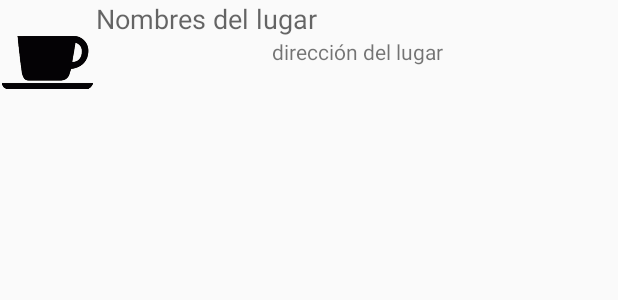
After one commit to FreakDroid/AdroidMisLugares, an Android app: the layout elemento_lista.xml on its own in the app's theme, with its tools: preview values and no code run, on a phone screen of 412 x 824 dp. The commit adds this screen. Shown: the top 300 px of the screen. Run offline under Robolectric (Android 15) with nearby library versions, the phone set to English and light mode, and no system bars.

Commit message:
New Update
New Activities, change the main, now looks like a listview.

```diff
--- a/Mislugares/misLugares/src/main/AndroidManifest.xml
+++ b/Mislugares/misLugares/src/main/AndroidManifest.xml
@@ -21,6 +21,8 @@
             android:theme="@android:style/Theme.Dialog"></activity>
         <activity android:name=".VistaLugar"
             android:label="Vista lugar"></activity>
+        <activity android:name=".EdicionLugar"
+            android:label="Edicion Lugar"></activity>
     </application>
 
 </manifest>
--- /dev/null
+++ b/Mislugares/misLugares/src/main/res/layout/elemento_lista.xml
@@ -0,0 +1,41 @@
+<?xml version="1.0" encoding="utf-8"?>
+
+<RelativeLayout xmlns:android="http://schemas.android.com/apk/res/android"
+    android:layout_width="match_parent" android:layout_height="match_parent">
+    <ImageView
+        android:id="@+id/foto"
+        android:layout_width="?android:attr/listPreferredItemHeight"
+        android:layout_height="?android:attr/listPreferredItemHeight"
+    android:layout_alignParentLeft="true"
+    android:contentDescription="fotografía"
+    android:src="@drawable/bar"/>
+    <TextView
+        android:id="@+id/nombre"
+        android:layout_width="match_parent"
+        android:layout_height="wrap_content"
+        android:text="Nombres del lugar"
+        android:layout_toRightOf="@id/foto"
+        android:layout_alignParentTop="true"
+        android:textAppearance="?android:attr/textAppearanceMedium"
+        android:singleLine="true" />
+    <TextView
+        android:id="@+id/direccion"
+        android:layout_width="match_parent"
+        android:layout_height="wrap_content"
+        android:layout_below="@id/nombre"
+        android:layout_toRightOf="@id/foto"
+        android:gravity="center"
+        android:singleLine="true"
+        android:text="dirección del lugar"/>
+    <RatingBar
+        android:id="@+id/valoracion"
+        android:layout_width="wrap_content"
+        android:layout_height="wrap_content"
+        android:layout_alignParentBottom="true"
+        android:layout_below="@id/direccion"
+        android:layout_toRightOf="@id/foto"
+        style="?android:attr/ratingBarStyleSmall"
+        android:isIndicator="true"
+        android:rating="3"/>
+
+</RelativeLayout>
```
Also changed, not shown: Mislugares/misLugares/src/main/java/com/example/mislugares/EdicionLugar.java (+47 -15 lines), Mislugares/misLugares/src/main/java/com/example/mislugares/GeoPunto.java (+8 -0 lines), Mislugares/misLugares/src/main/java/com/example/mislugares/Lugar.java (+26 -0 lines), Mislugares/misLugares/src/main/java/com/example/mislugares/Lugares.java (+8 -0 lines), Mislugares/misLugares/src/main/java/com/example/mislugares/MainActivity.java (+25 -9 lines), Mislugares/misLugares/src/main/java/com/example/mislugares/MiAdaptador.java (added, +70 -0 lines), Mislugares/misLugares/src/main/java/com/example/mislugares/TipoLugar.java (+8 -1 lines), Mislugares/misLugares/src/main/java/com/example/mislugares/VistaLugar.java (+47 -6 lines), Mislugares/misLugares/src/main/res/layout/activity_main.xml (+13 -46 lines), Mislugares/misLugares/src/main/res/menu/edicion_lugar.xml (added, +16 -0 lines).
